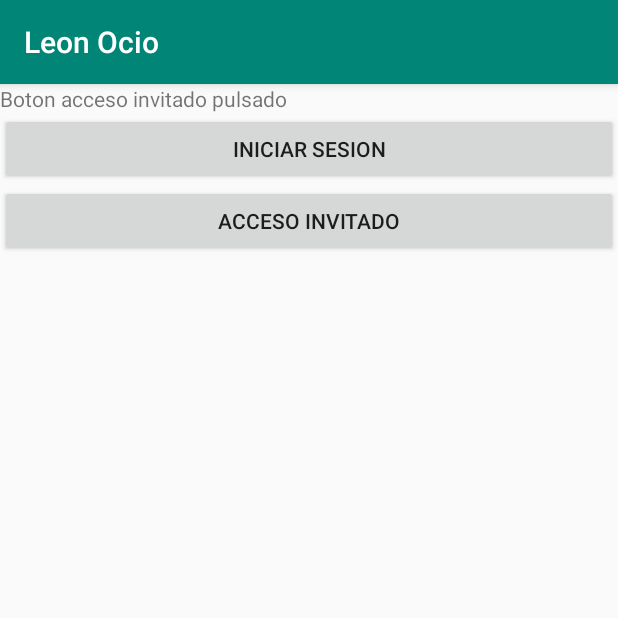
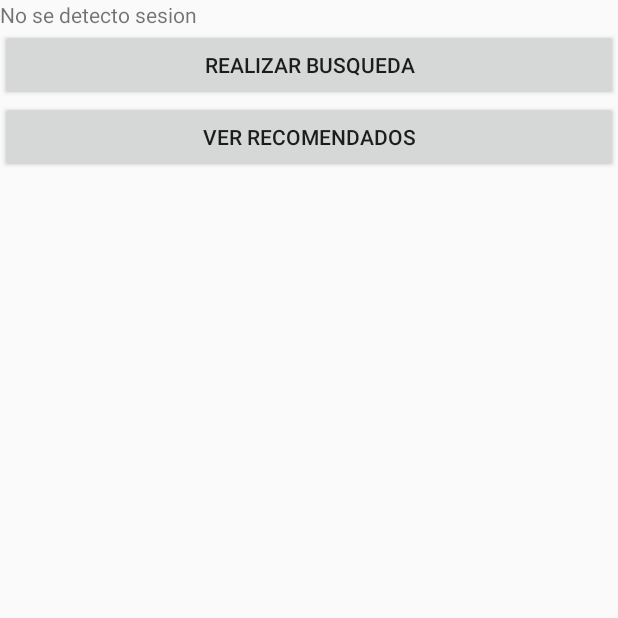
Before and after one commit to CmaDam2132020/Leon-Ocio, an Android app: the screen it shows after launch (MainActivity before the commit, PanelBusqueda after it), after a tap on "ACCESO INVITADO", on a phone screen of 412 x 824 dp, the top half of it. Run offline under Robolectric (Android 15) with nearby library versions, the phone set to English and light mode, and no system bars; 1 other tap on this screen came first.

Commit message:
Conexion php con identificacion de usuario y contraseña y pase de variables de php a android

```diff
--- a/app/src/main/AndroidManifest.xml
+++ b/app/src/main/AndroidManifest.xml
@@ -13,12 +13,12 @@
         <activity android:name=".MainActivity">
             <intent-filter>
                 <action android:name="android.intent.action.MAIN" />
-
                 <category android:name="android.intent.category.LAUNCHER" />
             </intent-filter>
         </activity>
         <activity android:name=".IniciarSesion">
-
+        </activity>
+        <activity android:name=".PanelBusqueda">
         </activity>
     </application>
 
--- /dev/null
+++ b/app/src/main/java/com/example/leonocio/GestorSesion.java
@@ -0,0 +1,36 @@
+package com.example.leonocio;
+
+import android.content.Context;
+import android.content.SharedPreferences;
+
+public class GestorSesion {
+    public void  iniciar_sesion(Context ctx,String idUsuario,String nombre,String pass,String email,String responsable){
+        SharedPreferences preferences = ctx.getSharedPreferences("preferenciasLogin",Context.MODE_PRIVATE);
+        SharedPreferences.Editor editor = preferences.edit();
+        editor.putBoolean("sesion",true);
+        editor.putString("idUsuario",idUsuario);
+        editor.putString("nombre",nombre);
+        editor.putString("pass",pass);
+        editor.putString("email",email);
+        editor.putString("responsable",responsable);
+        editor.commit();
+    }
+
+    public  boolean comprobar_sesion(Context ctx){
+        SharedPreferences preferences = ctx.getSharedPreferences("preferenciasLogin",Context.MODE_PRIVATE);
+        boolean sw_sesion = preferences.getBoolean("sesion",false);
+        return  sw_sesion;
+    }
+
+    public void cerrar_sesion(Context ctx){
+        SharedPreferences preferences = ctx.getSharedPreferences("preferenciasLogin",Context.MODE_PRIVATE);
+        SharedPreferences.Editor editor = preferences.edit();
+        editor.putBoolean("sesion",false);
+        editor.putString("idUsuario","");
+        editor.putString("nombre","");
+        editor.putString("pass","");
+        editor.putString("email","");
+        editor.putString("responsable","");
+        editor.commit();
+    }
+}
--- a/app/src/main/java/com/example/leonocio/MainActivity.java
+++ b/app/src/main/java/com/example/leonocio/MainActivity.java
@@ -16,6 +16,9 @@ public class MainActivity extends AppCompatActivity {
         super.onCreate(savedInstanceState);
         setContentView(R.layout.activity_main);
         final Context ctx_main = getApplicationContext();
+
+
+
         Button boton_iniciar_sesion = findViewById(R.id.boton_iniciar_sesion_main);
         Button boton_acceso_invitado = findViewById(R.id.boton_acceso_invitado);
         View.OnClickListener listener_boton_iniciar_sesion = new View.OnClickListener() {
@@ -34,8 +37,14 @@ public class MainActivity extends AppCompatActivity {
             public void onClick(View v) {
                 TextView text_view_main = findViewById(R.id.text_view_main);
                 text_view_main.setText("Boton acceso invitado pulsado");
+                GestorSesion gestor_login = new GestorSesion();
+                gestor_login.cerrar_sesion(getApplicationContext());
+                Intent intent_panel_busqueda = new Intent(ctx_main,PanelBusqueda.class);
+                startActivityForResult(intent_panel_busqueda,1);
             }
         };
         boton_acceso_invitado.setOnClickListener(listener_boton_acceso_invitado);
+
+
     }
 }
--- /dev/null
+++ b/app/src/main/java/com/example/leonocio/PanelBusqueda.java
@@ -0,0 +1,28 @@
+package com.example.leonocio;
+
+import android.app.Activity;
+import android.os.Bundle;
+import android.view.View;
+import android.widget.Button;
+import android.widget.TextView;
+
+public class PanelBusqueda extends Activity {
+
+    @Override
+    protected void onCreate(Bundle savedInstanceState) {
+        super.onCreate(savedInstanceState);
+        setContentView(R.layout.panel_busqueda);
+        TextView text_view_panel_busqueda = findViewById(R.id.text_view_panel_busqueda);
+        GestorSesion gestor_login = new GestorSesion();
+        if(gestor_login.comprobar_sesion(getApplicationContext())){
+            text_view_panel_busqueda.setText("Sesion detectada");
+            Button boton_ver_favoritos = findViewById(R.id.boton_ver_favoritos);
+            boton_ver_favoritos.setVisibility(View.VISIBLE);
+
+
+
+        }else{
+            text_view_panel_busqueda.setText("No se detecto sesion");
+        }
+    }
+}
--- /dev/null
+++ b/app/src/main/res/layout/panel_busqueda.xml
@@ -0,0 +1,39 @@
+<?xml version="1.0" encoding="utf-8"?>
+<LinearLayout xmlns:android="http://schemas.android.com/apk/res/android"
+    android:orientation="vertical" android:layout_width="match_parent"
+    android:layout_height="match_parent">
+
+    <TextView
+        android:id="@+id/text_view_panel_busqueda"
+        android:layout_width="match_parent"
+        android:layout_height="wrap_content"
+        android:text="" />
+
+    <Button
+        android:id="@+id/boton_realizar_busqueda"
+        android:layout_width="match_parent"
+        android:layout_height="wrap_content"
+        android:text="Realizar busqueda" />
+
+    <Button
+        android:id="@+id/boton_ver_recomendados"
+        android:layout_width="match_parent"
+        android:layout_height="wrap_content"
+        android:text="Ver Recomendados" />
+
+    <Button
+        android:id="@+id/boton_ver_favoritos"
+        android:layout_width="match_parent"
+        android:layout_height="wrap_content"
+        android:visibility="gone"
+        android:text="Ver tus favoritos" />
+
+    <Button
+        android:id="@+id/boton_administar_negocios"
+        android:layout_width="match_parent"
+        android:layout_height="wrap_content"
+        android:visibility="gone"
+        android:text="Administrar negocio" />
+
+
+</LinearLayout>
```
Also changed, not shown: app/src/main/java/com/example/leonocio/IniciarSesion.java (+23 -6 lines).
